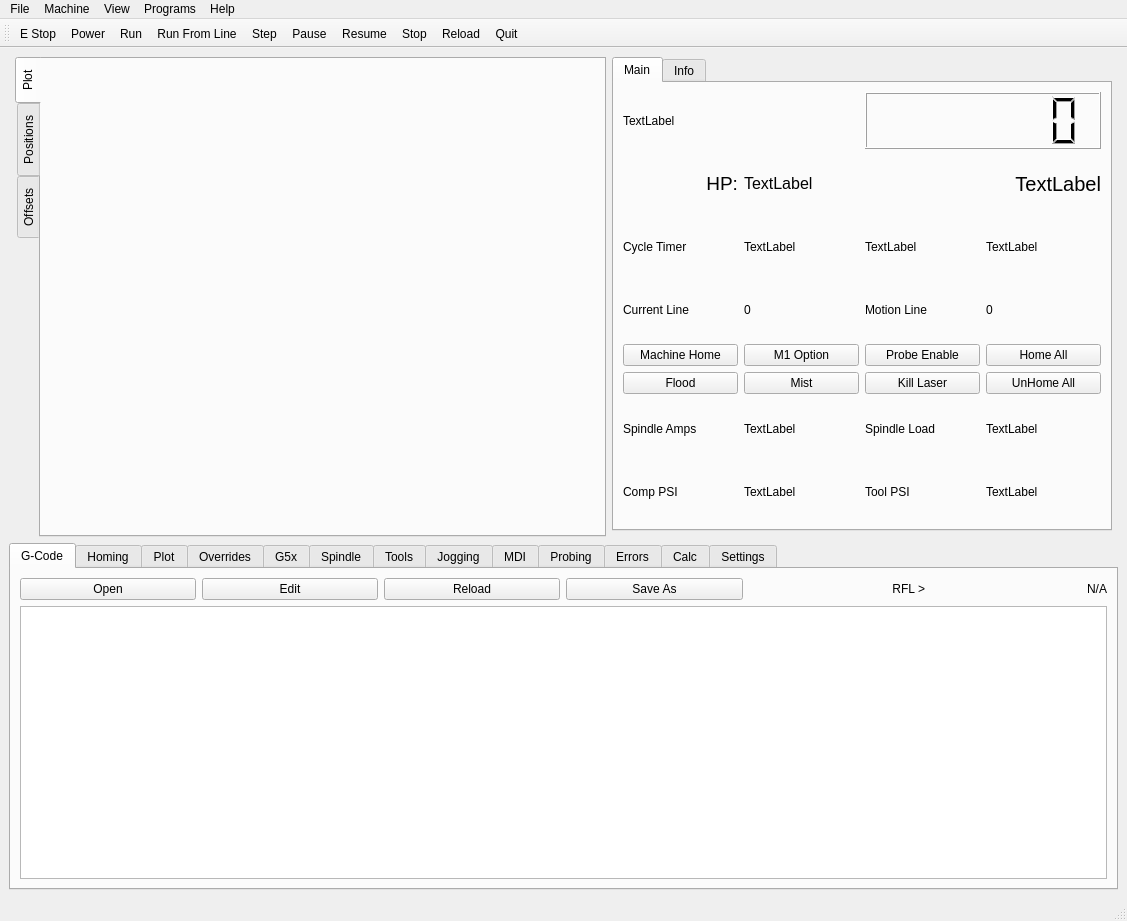
Above: configs/my_LinuxCNC_router/flex.ui from travis-farmer/linuxcnc before the change. Below: the same form after it.
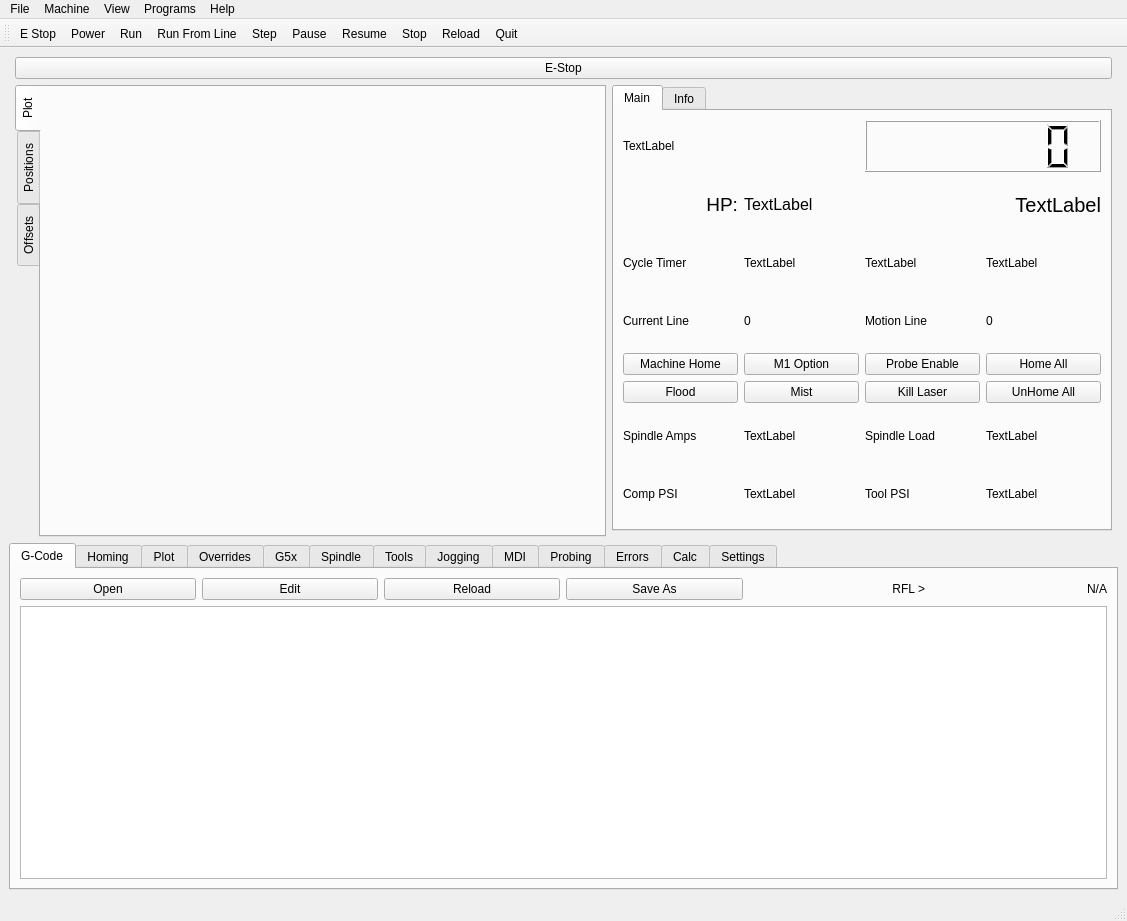
That is the form after the change. Icons and pictures are not drawn.

Commit message: big old E-Stop button on flex.ui

Patch:
```diff
--- a/configs/my_LinuxCNC_router/flex.ui
+++ b/configs/my_LinuxCNC_router/flex.ui
@@ -33,7 +33,7 @@
   </property>
   <widget class="QWidget" name="centralwidget">
    <layout class="QGridLayout" name="gridLayout_3">
-    <item row="2" column="0" colspan="4">
+    <item row="3" column="0" colspan="4">
      <widget class="QTabWidget" name="tabWidget">
       <property name="sizePolicy">
        <sizepolicy hsizetype="Expanding" vsizetype="Fixed">
@@ -3889,7 +3889,7 @@
       </widget>
      </widget>
     </item>
-    <item row="0" column="1" rowspan="2">
+    <item row="1" column="1" rowspan="2">
      <widget class="QTabWidget" name="tabWidget_2">
       <property name="sizePolicy">
        <sizepolicy hsizetype="Expanding" vsizetype="Expanding">
@@ -4562,7 +4562,7 @@
       </widget>
      </widget>
     </item>
-    <item row="0" column="2">
+    <item row="1" column="2">
      <widget class="QTabWidget" name="tabWidget_5">
       <property name="minimumSize">
        <size>
@@ -4584,17 +4584,7 @@
         <string>Main</string>
        </attribute>
        <layout class="QGridLayout" name="gridLayout_4">
-        <item row="5" column="0">
-         <widget class="QPushButton" name="flood_pb">
-          <property name="text">
-           <string>Flood</string>
-          </property>
-          <property name="checkable">
-           <bool>true</bool>
-          </property>
-         </widget>
-        </item>
-        <item row="5" column="2">
+        <item row="8" column="2">
          <widget class="QPushButton" name="pushButton_4">
           <property name="toolTip">
            <string>shut off laser, in case E-stop fails to</string>
@@ -4610,7 +4600,14 @@
           </property>
          </widget>
         </item>
-        <item row="4" column="2">
+        <item row="9" column="1">
+         <widget class="QLabel" name="ain_3_lb">
+          <property name="text">
+           <string>TextLabel</string>
+          </property>
+         </widget>
+        </item>
+        <item row="7" column="2">
          <widget class="QPushButton" name="probing_enable_pb">
           <property name="toolTip">
            <string>enable probing, disable most everything else</string>
@@ -4620,21 +4617,31 @@
           </property>
          </widget>
         </item>
-        <item row="6" column="1">
-         <widget class="QLabel" name="ain_3_lb">
+        <item row="8" column="0">
+         <widget class="QPushButton" name="flood_pb">
           <property name="text">
-           <string>TextLabel</string>
+           <string>Flood</string>
           </property>
+          <property name="checkable">
+           <bool>true</bool>
+          </property>
          </widget>
         </item>
-        <item row="6" column="0">
+        <item row="4" column="2">
+         <widget class="QLabel" name="label_38">
+          <property name="text">
+           <string>Motion Line</string>
+          </property>
+         </widget>
+        </item>
+        <item row="9" column="0">
          <widget class="QLabel" name="label_81">
           <property name="text">
            <string>Spindle Amps</string>
           </property>
          </widget>
         </item>
-        <item row="6" column="2">
+        <item row="9" column="2">
          <widget class="QLabel" name="label_82">
           <property name="toolTip">
            <string>Spindle Load %</string>
@@ -4644,38 +4651,14 @@
           </property>
          </widget>
         </item>
-        <item row="3" column="2">
-         <widget class="QLabel" name="label_38">
-          <property name="text">
-           <string>Motion Line</string>
-          </property>
-         </widget>
-        </item>
-        <item row="6" column="3">
+        <item row="9" column="3">
          <widget class="QLabel" name="ain_2_lb">
           <property name="text">
            <string>TextLabel</string>
           </property>
          </widget>
         </item>
-        <item row="5" column="3">
-         <widget class="QPushButton" name="unhome_all_pb">
-          <property name="text">
-           <string>UnHome All</string>
-          </property>
-         </widget>
-        </item>
-        <item row="3" column="1">
-         <widget class="QLabel" name="current_line_lb">
-          <property name="text">
-           <string>0</string>
-          </property>
-          <property name="alignment">
-           <set>Qt::AlignLeading|Qt::AlignLeft|Qt::AlignVCenter</set>
-          </property>
-         </widget>
-        </item>
-        <item row="4" column="1">
+        <item row="7" column="1">
          <widget class="QPushButton" name="optional_stop_pb">
           <property name="toolTip">
            <string>Optional Stop at M1</string>
@@ -4685,8 +4668,8 @@
           </property>
          </widget>
         </item>
-        <item row="3" column="3">
-         <widget class="QLabel" name="motion_line_lb">
+        <item row="4" column="1">
+         <widget class="QLabel" name="current_line_lb">
           <property name="text">
            <string>0</string>
           </property>
@@ -4696,13 +4679,37 @@
          </widget>
         </item>
         <item row="4" column="3">
+         <widget class="QLabel" name="motion_line_lb">
+          <property name="text">
+           <string>0</string>
+          </property>
+          <property name="alignment">
+           <set>Qt::AlignLeading|Qt::AlignLeft|Qt::AlignVCenter</set>
+          </property>
+         </widget>
+        </item>
+        <item row="8" column="3">
+         <widget class="QPushButton" name="unhome_all_pb">
+          <property name="text">
+           <string>UnHome All</string>
+          </property>
+         </widget>
+        </item>
+        <item row="7" column="3">
          <widget class="QPushButton" name="home_all_pb">
           <property name="text">
            <string>Home All</string>
           </property>
          </widget>
         </item>
-        <item row="5" column="1">
+        <item row="10" column="1">
+         <widget class="QLabel" name="ain_0_lb">
+          <property name="text">
+           <string>TextLabel</string>
+          </property>
+         </widget>
+        </item>
+        <item row="8" column="1">
          <widget class="QPushButton" name="mist_pb">
           <property name="text">
            <string>Mist</string>
@@ -4712,21 +4719,14 @@
           </property>
          </widget>
         </item>
-        <item row="7" column="1">
-         <widget class="QLabel" name="ain_0_lb">
-          <property name="text">
-           <string>TextLabel</string>
-          </property>
-         </widget>
-        </item>
-        <item row="3" column="0">
+        <item row="4" column="0">
          <widget class="QLabel" name="label_37">
           <property name="text">
            <string>Current Line</string>
           </property>
          </widget>
         </item>
-        <item row="7" column="0">
+        <item row="10" column="0">
          <widget class="QLabel" name="label_64">
           <property name="toolTip">
            <string>Compressed Air Inlet PSI</string>
@@ -4736,7 +4736,7 @@
           </property>
          </widget>
         </item>
-        <item row="4" column="0">
+        <item row="7" column="0">
          <widget class="QPushButton" name="pushButton">
           <property name="toolTip">
            <string>Z up, then rapid to machine home</string>
@@ -4752,21 +4752,21 @@
           </property>
          </widget>
         </item>
-        <item row="7" column="3">
-         <widget class="QLabel" name="ain_1_lb">
-          <property name="text">
-           <string>TextLabel</string>
-          </property>
-         </widget>
-        </item>
-        <item row="0" column="0">
+        <item row="1" column="0">
          <widget class="QLabel" name="file_lb">
           <property name="text">
            <string>TextLabel</string>
           </property>
          </widget>
         </item>
-        <item row="0" column="2" colspan="2">
+        <item row="10" column="3">
+         <widget class="QLabel" name="ain_1_lb">
+          <property name="text">
+           <string>TextLabel</string>
+          </property>
+         </widget>
+        </item>
+        <item row="1" column="2" colspan="2">
          <widget class="QLCDNumber" name="spindle_speed_0_lcd">
           <property name="toolTip">
            <string>Spindle RPM</string>
@@ -4779,7 +4779,7 @@
           </property>
          </widget>
         </item>
-        <item row="1" column="2" colspan="2">
+        <item row="2" column="2" colspan="2">
          <widget class="QLabel" name="label_86">
           <property name="font">
            <font>
@@ -4806,7 +4806,7 @@
           </property>
          </widget>
         </item>
-        <item row="7" column="2">
+        <item row="10" column="2">
          <widget class="QLabel" name="label_66">
           <property name="toolTip">
            <string>Tool Regulated PSI</string>
@@ -4816,7 +4816,7 @@
           </property>
          </widget>
         </item>
-        <item row="1" column="0">
+        <item row="2" column="0">
          <widget class="QLabel" name="label_69">
           <property name="font">
            <font>
@@ -4831,7 +4831,7 @@
           </property>
          </widget>
         </item>
-        <item row="1" column="1">
+        <item row="2" column="1">
          <widget class="QLabel" name="ain_5_lb">
           <property name="font">
            <font>
@@ -4843,14 +4843,7 @@
           </property>
          </widget>
         </item>
-        <item row="2" column="0">
-         <widget class="QLabel" name="label_70">
-          <property name="text">
-           <string>Cycle Timer</string>
-          </property>
-         </widget>
-        </item>
-        <item row="2" column="1">
+        <item row="3" column="1">
          <widget class="QLabel" name="label_71">
           <property name="text">
            <string>TextLabel</string>
@@ -4869,7 +4862,7 @@
           </property>
          </widget>
         </item>
-        <item row="2" column="2">
+        <item row="3" column="2">
          <widget class="QLabel" name="label_72">
           <property name="text">
            <string>TextLabel</string>
@@ -4888,7 +4881,14 @@
           </property>
          </widget>
         </item>
-        <item row="2" column="3">
+        <item row="3" column="0">
+         <widget class="QLabel" name="label_70">
+          <property name="text">
+           <string>Cycle Timer</string>
+          </property>
+         </widget>
+        </item>
+        <item row="3" column="3">
          <widget class="QLabel" name="label_73">
           <property name="text">
            <string>TextLabel</string>
@@ -4928,6 +4928,16 @@
       </widget>
      </widget>
     </item>
+    <item row="0" column="1" colspan="2">
+     <widget class="QPushButton" name="estop_pb">
+      <property name="text">
+       <string>E-Stop</string>
+      </property>
+      <property name="checkable">
+       <bool>true</bool>
+      </property>
+     </widget>
+    </item>
    </layout>
   </widget>
   <widget class="QMenuBar" name="menubar">
```
The commit also changes 1 other file.
